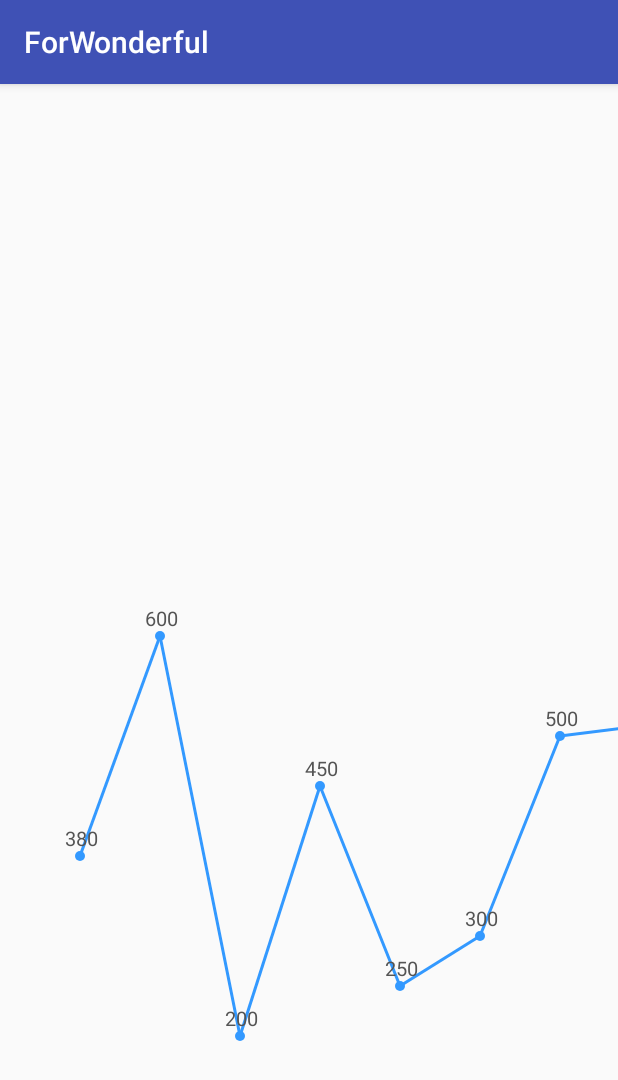
After one commit to Yasic/ForWonderful, an Android app: the BrokenLineGraphActivity screen opened directly, with no data from a screen before it, on a phone screen of 412 x 824 dp. The commit adds this screen. Shown: the top 1080 px of the screen. Run offline under Robolectric (Android 15) with nearby library versions, the phone set to English and light mode, and no system bars.

Commit message:
add brokenlinegraph view

```diff
--- a/app/src/main/AndroidManifest.xml
+++ b/app/src/main/AndroidManifest.xml
@@ -10,8 +10,7 @@
         android:theme="@style/AppTheme" >
         <activity
             android:name=".Activity.MainActivity"
-            android:label="@string/title_activity_main"
-            android:theme="@style/AppTheme.NoActionBar" >
+            android:label="@string/title_activity_main">
             <intent-filter>
                 <action android:name="android.intent.action.MAIN" />
 
@@ -20,6 +19,7 @@
         </activity>
         <activity android:name=".Activity.JumpProcessBarActivity"/>
         <activity android:name=".Activity.HistogramActivity"/>
+        <activity android:name=".Activity.BrokenLineGraphActivity"/>
     </application>
 
 </manifest>
--- /dev/null
+++ b/app/src/main/java/com/tesmple/chromeprocessbar/Activity/BrokenLineGraphActivity.java
@@ -0,0 +1,17 @@
+package com.tesmple.chromeprocessbar.Activity;
+
+import android.os.Bundle;
+import android.support.v7.app.AppCompatActivity;
+
+import com.tesmple.chromeprocessbar.R;
+
+/**
+ * Created by ESIR on 2015/10/30.
+ */
+public class BrokenLineGraphActivity extends AppCompatActivity {
+    @Override
+    protected void onCreate(Bundle savedInstanceState) {
+        super.onCreate(savedInstanceState);
+        setContentView(R.layout.activity_brokenlinegraph);
+    }
+}
--- /dev/null
+++ b/app/src/main/java/com/tesmple/chromeprocessbar/Views/BrokenLineGraphView.java
@@ -0,0 +1,104 @@
+package com.tesmple.chromeprocessbar.Views;
+
+import android.animation.ValueAnimator;
+import android.content.Context;
+import android.graphics.Canvas;
+import android.graphics.Color;
+import android.graphics.LinearGradient;
+import android.graphics.Paint;
+import android.graphics.Shader;
+import android.util.AttributeSet;
+import android.view.View;
+import android.view.animation.AccelerateDecelerateInterpolator;
+
+/**
+ * Created by ESIR on 2015/10/30.
+ */
+public class BrokenLineGraphView extends View {
+    /**
+     * 矩形块之间的间距
+     */
+    private int LINE_DISTANCE = 80;
+
+    /**
+     * 画笔
+     */
+    private Paint mPaint;
+
+    /**
+     * 待绘制的矩形块矩阵，left为高度，right为颜色
+     */
+    private static final int[][] LINE_ARRAY = {
+            {380, Color.parseColor("#3399ff")},
+            {600, Color.parseColor("#9933ff")},
+            {200, Color.parseColor("#ff3399")},
+            {450, Color.parseColor("#33ff99")},
+            {250, Color.parseColor("#99ff33")},
+            {300, Color.parseColor("#ff9933")},
+            {500, Color.parseColor("#ff9933")},
+            {510, Color.parseColor("#ff9933")}
+    };
+
+    /**
+     * 当前高度变化比例，从0到1
+     */
+    private float currentY = 0.0f;
+
+    /**
+     * 点半径
+     */
+    private int radius = 5;
+
+    public BrokenLineGraphView(Context context, AttributeSet attrs) {
+        super(context, attrs);
+        initialize();
+    }
+
+    @Override
+    protected void onDraw(Canvas canvas){
+        super.onDraw(canvas);
+        if(currentY == 0.0f){
+            playAnimation();
+        }else {
+            for( int i=0; i < LINE_ARRAY.length; i++ ) {
+                int paintXPos = i*(LINE_DISTANCE) + LINE_DISTANCE;
+                float paintYPos = LINE_ARRAY[i][0] * currentY;
+                Paint textPaint = new Paint();
+                textPaint.setTextSize(20f);
+                textPaint.setAntiAlias(true);
+                textPaint.setColor(Color.parseColor("#545454"));
+                //Shader shader = new LinearGradient(paintXPos, getHeight() - paintYPos, paintXPos, getHeight(),LINE_ARRAY[i][1], Color.parseColor("#f7f8f3"), Shader.TileMode.REPEAT);
+                //mPaint.setColor(RECT_ARRAY[i][1]);
+                //mPaint.setShader(shader);
+                canvas.drawCircle(paintXPos, getHeight() - paintYPos,radius,mPaint);
+                if(i != LINE_ARRAY.length -1){
+                    canvas.drawLine(paintXPos,getHeight() - paintYPos,paintXPos + LINE_DISTANCE,getHeight() - (LINE_ARRAY[i+1][0] * currentY),mPaint);
+                }
+                //canvas.drawRect(paintXPos, getHeight() - paintYPos, paintXPos + RECT_WIDTH, getHeight(), mPaint);
+                canvas.drawText(String.valueOf((int) (LINE_ARRAY[i][0] * currentY)),(float)paintXPos - 15,getHeight()-paintYPos - 10,textPaint);
+            }
+        }
+    }
+
+    private void playAnimation(){
+        ValueAnimator valueAnimator = ValueAnimator.ofFloat(0f, 1.0f);
+        valueAnimator.addUpdateListener(new ValueAnimator.AnimatorUpdateListener() {
+            @Override
+            public void onAnimationUpdate(ValueAnimator animation) {
+                currentY = (Float)animation.getAnimatedValue();
+                invalidate();
+            }
+        });
+        valueAnimator.setInterpolator(new AccelerateDecelerateInterpolator());
+        valueAnimator.setDuration(1000);
+        valueAnimator.start();
+    }
+
+    private void initialize() {
+        mPaint = new Paint();
+        mPaint.setAntiAlias(true);
+        mPaint.setStrokeWidth(3);
+        mPaint.setStyle(Paint.Style.FILL);
+        mPaint.setColor(LINE_ARRAY[0][1]);
+    }
+}
--- /dev/null
+++ b/app/src/main/res/layout/activity_brokenlinegraph.xml
@@ -0,0 +1,8 @@
+<?xml version="1.0" encoding="utf-8"?>
+<LinearLayout xmlns:android="http://schemas.android.com/apk/res/android"
+    android:orientation="vertical" android:layout_width="match_parent"
+    android:layout_height="match_parent">
+    <com.tesmple.chromeprocessbar.Views.BrokenLineGraphView
+        android:layout_width="match_parent"
+        android:layout_height="match_parent" />
+</LinearLayout>
--- a/app/src/main/res/values/strings.xml
+++ b/app/src/main/res/values/strings.xml
@@ -1,4 +1,7 @@
 <resources>
     <string name="app_name">ForWonderful</string>
     <string name="title_activity_main">MainActivity</string>
+    <string name="JumpProcessBarView">JumpProcessBar View</string>
+    <string name="HistogramView">Histogram View</string>
+    <string name="BrokenLineGraphView">BrokenLineGraph View</string>
 </resources>
```
Also changed, not shown: app/src/main/java/com/tesmple/chromeprocessbar/Activity/MainActivity.java (+12 -0 lines), app/src/main/java/com/tesmple/chromeprocessbar/Views/HistogramView.java (+7 -7 lines), app/src/main/res/layout/activity_main.xml (+8 -2 lines).
